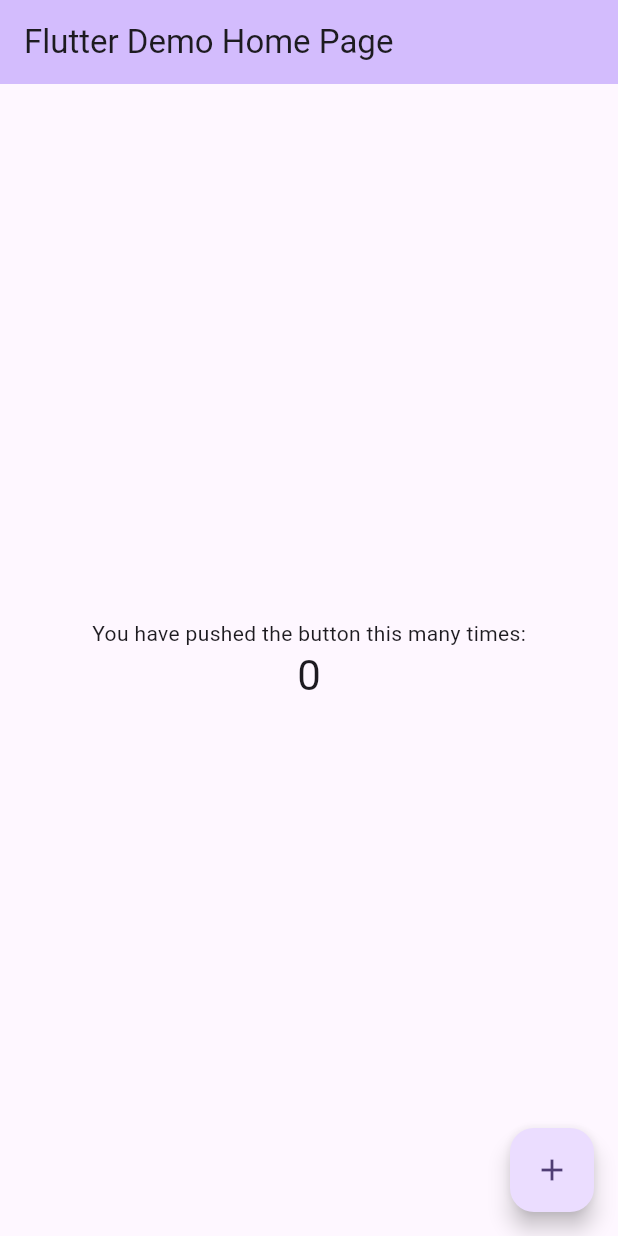
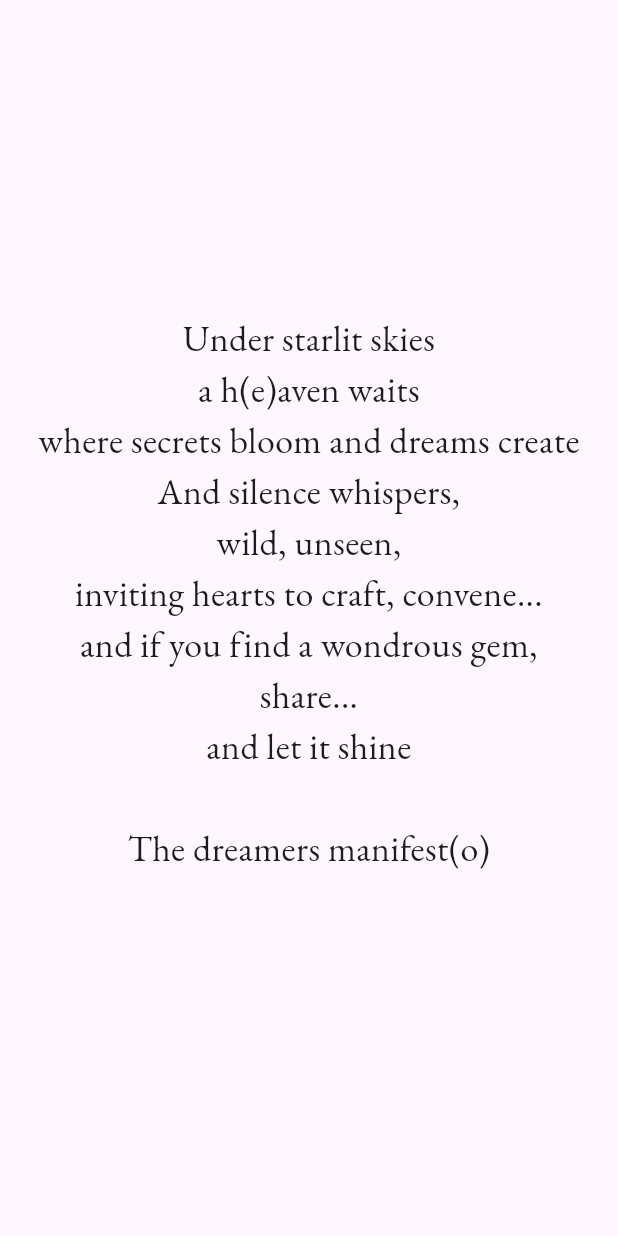
Before and after one commit to Tim2107/stellaria, a Flutter app: the screen it shows after launch, on a phone screen of 412 x 824 dp. Run offline on Flutter 3.47's test engine with Material 3 defaults, Android fonts, the phone set to English and light mode, and no system bars; our stand-ins replace google_fonts.

```diff
--- a/nexus/lib/main.dart
+++ b/nexus/lib/main.dart
@@ -1,122 +1,51 @@
 import 'package:flutter/material.dart';
+import 'package:google_fonts/google_fonts.dart';
 
-void main() {
-  runApp(const MyApp());
-}
+void main() => runApp(const NexusApp());
 
-class MyApp extends StatelessWidget {
-  const MyApp({super.key});
+class NexusApp extends StatelessWidget {
+  const NexusApp({super.key});
 
-  // This widget is the root of your application.
   @override
   Widget build(BuildContext context) {
     return MaterialApp(
-      title: 'Flutter Demo',
-      theme: ThemeData(
-        // This is the theme of your application.
-        //
-        // TRY THIS: Try running your application with "flutter run". You'll see
-        // the application has a purple toolbar. Then, without quitting the app,
-        // try changing the seedColor in the colorScheme below to Colors.green
-        // and then invoke "hot reload" (save your changes or press the "hot
-        // reload" button in a Flutter-supported IDE, or press "r" if you used
-        // the command line to start the app).
-        //
-        // Notice that the counter didn't reset back to zero; the application
-        // state is not lost during the reload. To reset the state, use hot
-        // restart instead.
-        //
-        // This works for code too, not just values: Most code changes can be
-        // tested with just a hot reload.
-        colorScheme: ColorScheme.fromSeed(seedColor: Colors.deepPurple),
-      ),
-      home: const MyHomePage(title: 'Flutter Demo Home Page'),
+      title: 'Nexus',
+      debugShowCheckedModeBanner: false,
+      home: const LandingPage(),
     );
   }
 }
 
-class MyHomePage extends StatefulWidget {
-  const MyHomePage({super.key, required this.title});
+class LandingPage extends StatelessWidget {
+  const LandingPage({super.key});
 
-  // This widget is the home page of your application. It is stateful, meaning
-  // that it has a State object (defined below) that contains fields that affect
-  // how it looks.
+  static const _poem = '''
+Under starlit skies
+a h(e)aven waits
+where secrets bloom and dreams create
+And silence whispers,
+wild, unseen,
+inviting hearts to craft, convene...
+and if you find a wondrous gem,
+share...
+and let it shine
 
-  // This class is the configuration for the state. It holds the values (in this
-  // case the title) provided by the parent (in this case the App widget) and
-  // used by the build method of the State. Fields in a Widget subclass are
-  // always marked "final".
-
-  final String title;
-
-  @override
-  State<MyHomePage> createState() => _MyHomePageState();
-}
-
-class _MyHomePageState extends State<MyHomePage> {
-  int _counter = 0;
-
-  void _incrementCounter() {
-    setState(() {
-      // This call to setState tells the Flutter framework that something has
-      // changed in this State, which causes it to rerun the build method below
-      // so that the display can reflect the updated values. If we changed
-      // _counter without calling setState(), then the build method would not be
-      // called again, and so nothing would appear to happen.
-      _counter++;
-    });
-  }
+The dreamers manifest(o)
+''';
 
   @override
   Widget build(BuildContext context) {
-    // This method is rerun every time setState is called, for instance as done
-    // by the _incrementCounter method above.
-    //
-    // The Flutter framework has been optimized to make rerunning build methods
-    // fast, so that you can just rebuild anything that needs updating rather
-    // than having to individually change instances of widgets.
     return Scaffold(
-      appBar: AppBar(
-        // TRY THIS: Try changing the color here to a specific color (to
-        // Colors.amber, perhaps?) and trigger a hot reload to see the AppBar
-        // change color while the other colors stay the same.
-        backgroundColor: Theme.of(context).colorScheme.inversePrimary,
-        // Here we take the value from the MyHomePage object that was created by
-        // the App.build method, and use it to set our appbar title.
-        title: Text(widget.title),
-      ),
       body: Center(
-        // Center is a layout widget. It takes a single child and positions it
-        // in the middle of the parent.
-        child: Column(
-          // Column is also a layout widget. It takes a list of children and
-          // arranges them vertically. By default, it sizes itself to fit its
-          // children horizontally, and tries to be as tall as its parent.
-          //
-          // Column has various properties to control how it sizes itself and
-          // how it positions its children. Here we use mainAxisAlignment to
-          // center the children vertically; the main axis here is the vertical
-          // axis because Columns are vertical (the cross axis would be
-          // horizontal).
-          //
-          // TRY THIS: Invoke "debug painting" (choose the "Toggle Debug Paint"
-          // action in the IDE, or press "p" in the console), to see the
-          // wireframe for each widget.
-          mainAxisAlignment: MainAxisAlignment.center,
-          children: <Widget>[
-            const Text('You have pushed the button this many times:'),
-            Text(
-              '$_counter',
-              style: Theme.of(context).textTheme.headlineMedium,
-            ),
-          ],
+        child: Padding(
+          padding: const EdgeInsets.all(24),
+          child: Text(
+            _poem,
+            textAlign: TextAlign.center,
+            style: GoogleFonts.ebGaramond(fontSize: 24),
+          ),
         ),
       ),
-      floatingActionButton: FloatingActionButton(
-        onPressed: _incrementCounter,
-        tooltip: 'Increment',
-        child: const Icon(Icons.add),
-      ), // This trailing comma makes auto-formatting nicer for build methods.
     );
   }
 }
--- a/nexus/pubspec.yaml
+++ b/nexus/pubspec.yaml
@@ -34,6 +34,7 @@ dependencies:
   # The following adds the Cupertino Icons font to your application.
   # Use with the CupertinoIcons class for iOS style icons.
   cupertino_icons: ^1.0.8
+  google_fonts: ^6.1.0
 
 dev_dependencies:
   flutter_test:
```
Also changed, not shown: 2 other files.
